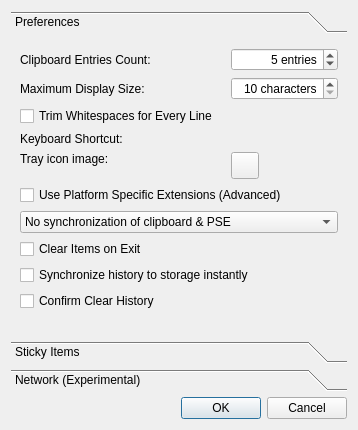
Before: the Qt Designer form src/qlipperpreferencesdialog.ui in pvanek/qlipper, drawn with Qt 5.
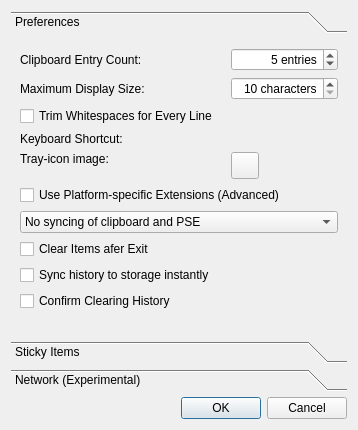
After: the same form once the commit is applied. Custom widgets are drawn as their Qt base class.

Diff of the .ui file:
```diff
--- a/src/qlipperpreferencesdialog.ui
+++ b/src/qlipperpreferencesdialog.ui
@@ -45,7 +45,7 @@
        <item row="0" column="0">
         <widget class="QLabel" name="label">
          <property name="text">
-          <string>Clipboard Entries Count:</string>
+          <string>Clipboard Entry Count:</string>
          </property>
         </widget>
        </item>
@@ -124,7 +124,7 @@
        <item row="4" column="0">
         <widget class="QLabel" name="label_3">
          <property name="text">
-          <string>Tray icon image:</string>
+          <string>Tray-icon image:</string>
          </property>
          <property name="alignment">
           <set>Qt::AlignLeading|Qt::AlignLeft|Qt::AlignTop</set>
@@ -153,7 +153,7 @@
           <string>Use clipboard extensions (X11 Selections, OS X Find Buffer) when it's supported</string>
          </property>
          <property name="text">
-          <string>Use Platform Specific Extensions (Advanced)</string>
+          <string>Use Platform-specific Extensions (Advanced)</string>
          </property>
         </widget>
        </item>
@@ -161,7 +161,7 @@
         <widget class="QComboBox" name="synchronizePSE">
          <item>
           <property name="text">
-           <string>No synchronization of clipboard &amp; PSE</string>
+           <string>No syncing of clipboard and PSE</string>
           </property>
          </item>
          <item>
@@ -179,14 +179,14 @@
        <item row="7" column="0" colspan="2">
         <widget class="QCheckBox" name="clearItemsOnExit">
          <property name="text">
-          <string>Clear Items on Exit</string>
+          <string>Clear Items afer Exit</string>
          </property>
         </widget>
        </item>
        <item row="8" column="0" colspan="2">
         <widget class="QCheckBox" name="synchronizeHistory">
          <property name="text">
-          <string>Synchronize history to storage instantly</string>
+          <string>Sync history to storage instantly</string>
          </property>
         </widget>
        </item>
@@ -206,7 +206,7 @@
        <item row="9" column="0">
         <widget class="QCheckBox" name="confirmOnClear">
          <property name="text">
-          <string>Confirm Clear History</string>
+          <string>Confirm Clearing History</string>
          </property>
         </widget>
        </item>
```
Left out of the diff: 10 changed lines with no effect on the pictures.
